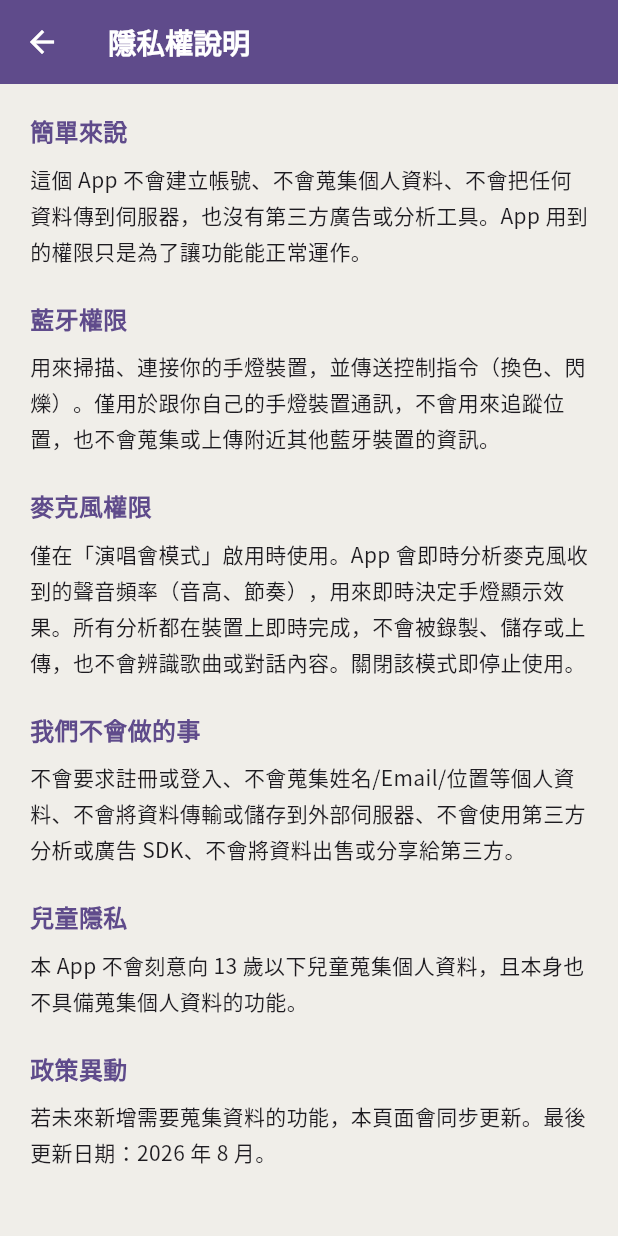
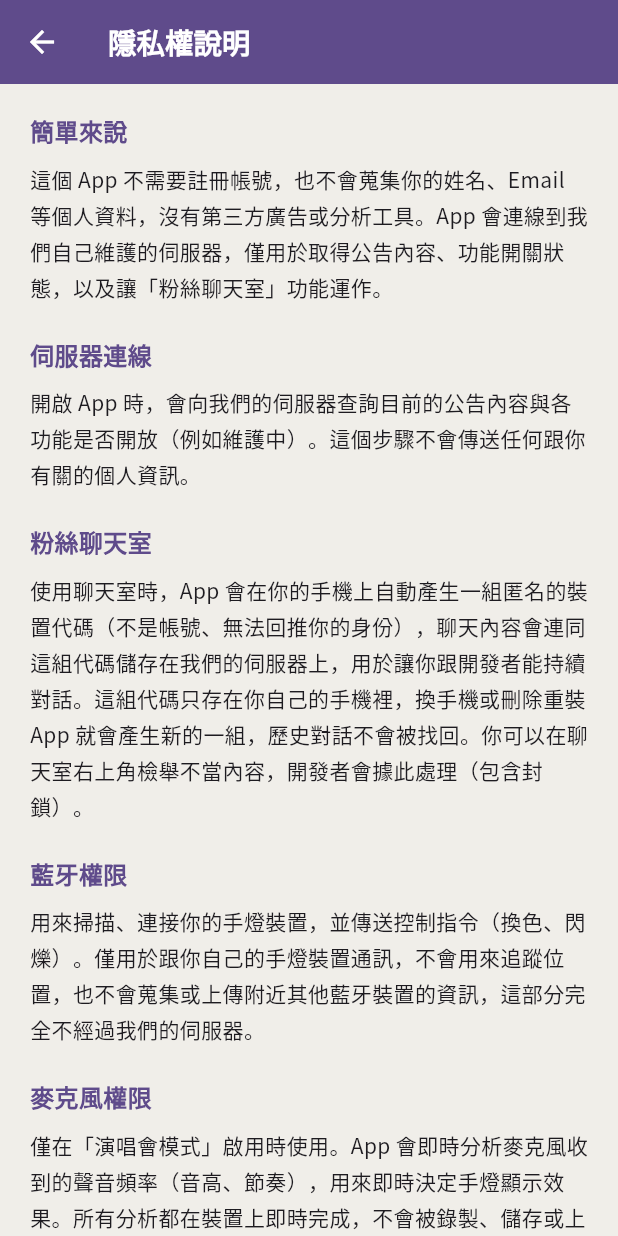
Before and after one commit to ben920601-debug/BUDDY-lightstick, a Flutter app: the PrivacyScreen screen opened directly, on a phone screen of 412 x 824 dp. Run offline on Flutter 3.47's test engine with Material 3 defaults, Android fonts, the phone set to English and light mode, and no system bars; our stand-ins replace flutter_blue_plus, google_fonts, permission_handler, shared_preferences, video_player; missing offline and left inert: audio_session, fftea, record; accounts and stored records are empty.

Commit message:
feat:新增後端與資料庫增加

```diff
--- a/lib/screens/privacy_screen.dart
+++ b/lib/screens/privacy_screen.dart
@@ -32,20 +32,24 @@ class PrivacyScreen extends StatelessWidget {
           crossAxisAlignment: CrossAxisAlignment.start,
           children: [
             _section('簡單來說',
-                '這個 App 不會建立帳號、不會蒐集個人資料、不會把任何資料傳到伺服器，也沒有第三方廣告或分析工具。App 用到的權限只是為了讓功能能正常運作。'),
+                '這個 App 不需要註冊帳號，也不會蒐集你的姓名、Email 等個人資料，沒有第三方廣告或分析工具。App 會連線到我們自己維護的伺服器，僅用於取得公告內容、功能開關狀態，以及讓「粉絲聊天室」功能運作。'),
+            _section('伺服器連線',
+                '開啟 App 時，會向我們的伺服器查詢目前的公告內容與各功能是否開放（例如維護中）。這個步驟不會傳送任何跟你有關的個人資訊。'),
+            _section('粉絲聊天室',
+                '使用聊天室時，App 會在你的手機上自動產生一組匿名的裝置代碼（不是帳號、無法回推你的身份），聊天內容會連同這組代碼儲存在我們的伺服器上，用於讓你跟開發者能持續對話。這組代碼只存在你自己的手機裡，換手機或刪除重裝 App 就會產生新的一組，歷史對話不會被找回。你可以在聊天室右上角檢舉不當內容，開發者會據此處理（包含封鎖）。'),
             _section('藍牙權限',
-                '用來掃描、連接你的手燈裝置，並傳送控制指令（換色、閃爍）。僅用於跟你自己的手燈裝置通訊，不會用來追蹤位置，也不會蒐集或上傳附近其他藍牙裝置的資訊。'),
+                '用來掃描、連接你的手燈裝置，並傳送控制指令（換色、閃爍）。僅用於跟你自己的手燈裝置通訊，不會用來追蹤位置，也不會蒐集或上傳附近其他藍牙裝置的資訊，這部分完全不經過我們的伺服器。'),
             _section('麥克風權限',
-                '僅在「演唱會模式」啟用時使用。App 會即時分析麥克風收到的聲音頻率（音高、節奏），用來即時決定手燈顯示效果。所有分析都在裝置上即時完成，不會被錄製、儲存或上傳，也不會辨識歌曲或對話內容。關閉該模式即停止使用。'),
+                '僅在「演唱會模式」啟用時使用。App 會即時分析麥克風收到的聲音頻率（音高、節奏），用來即時決定手燈顯示效果。所有分析都在裝置上即時完成，不會被錄製、儲存或上傳到任何地方，也不會辨識歌曲或對話內容。關閉該模式即停止使用。'),
             _section('我們不會做的事',
-                '不會要求註冊或登入、不會蒐集姓名/Email/位置等個人資料、不會將資料傳輸或儲存到外部伺服器、不會使用第三方分析或廣告 SDK、不會將資料出售或分享給第三方。'),
-            _section('兒童隱私', '本 App 不會刻意向 13 歲以下兒童蒐集個人資料，且本身也不具備蒐集個人資料的功能。'),
-            _section('政策異動', '若未來新增需要蒐集資料的功能，本頁面會同步更新。最後更新日期：2026 年 8 月。'),
+                '不會要求註冊或登入、不會蒐集姓名/Email/位置等個人資料、不會使用第三方分析或廣告 SDK、不會將資料出售或分享給第三方、不會將聊天內容用於除了回覆你以外的其他用途。'),
+            _section('兒童隱私', '本 App 不會刻意向 13 歲以下兒童蒐集個人資料。'),
+            _section('政策異動', '若未來功能有變動導致資料蒐集方式改變，本頁面會同步更新。最後更新日期：2026 年 8 月。'),
             const SizedBox(height: 8),
             Center(
               child: TextButton.icon(
                 onPressed: () => launchUrl(
-                  Uri.parse('mailto:ben920601@gmail.com?subject=隱私權問題'),
+                  Uri.parse('mailto:your-email@example.com?subject=隱私權問題'),
                 ),
                 icon: const Icon(Icons.mail_outline),
                 label: const Text('有隱私權相關問題，聯絡我'),
```
Also changed, not shown: lib/screens/api_service.dart (added, +119 -0 lines).
